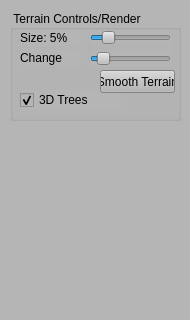
gnishida/FBCDesigner, file FBCDesigner/ControlWidget.ui: the form before one commit; both pictures show x 0 to 190 and y 0 to 320 of the 190 by 795 pixel window.
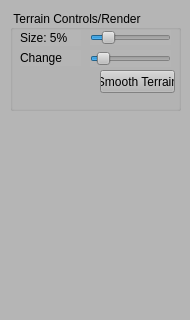
The form after the commit.

What changed in the file:
```diff
--- a/FBCDesigner/ControlWidget.ui
+++ b/FBCDesigner/ControlWidget.ui
@@ -26,7 +26,7 @@
       <x>10</x>
       <y>10</y>
       <width>171</width>
-      <height>111</height>
+      <height>101</height>
      </rect>
     </property>
     <property name="title">
@@ -111,22 +111,6 @@
       <enum>Qt::Horizontal</enum>
      </property>
     </widget>
-    <widget class="QCheckBox" name="render_3DtreesCheckBox">
-     <property name="geometry">
-      <rect>
-       <x>10</x>
-       <y>80</y>
-       <width>101</width>
-       <height>20</height>
-      </rect>
-     </property>
-     <property name="text">
-      <string>3D Trees</string>
-     </property>
-     <property name="checked">
-      <bool>true</bool>
-     </property>
-    </widget>
     <widget class="QPushButton" name="terrain_smooth">
      <property name="geometry">
       <rect>
```
Left out of the diff: 1 changed line with no effect on the pictures.
